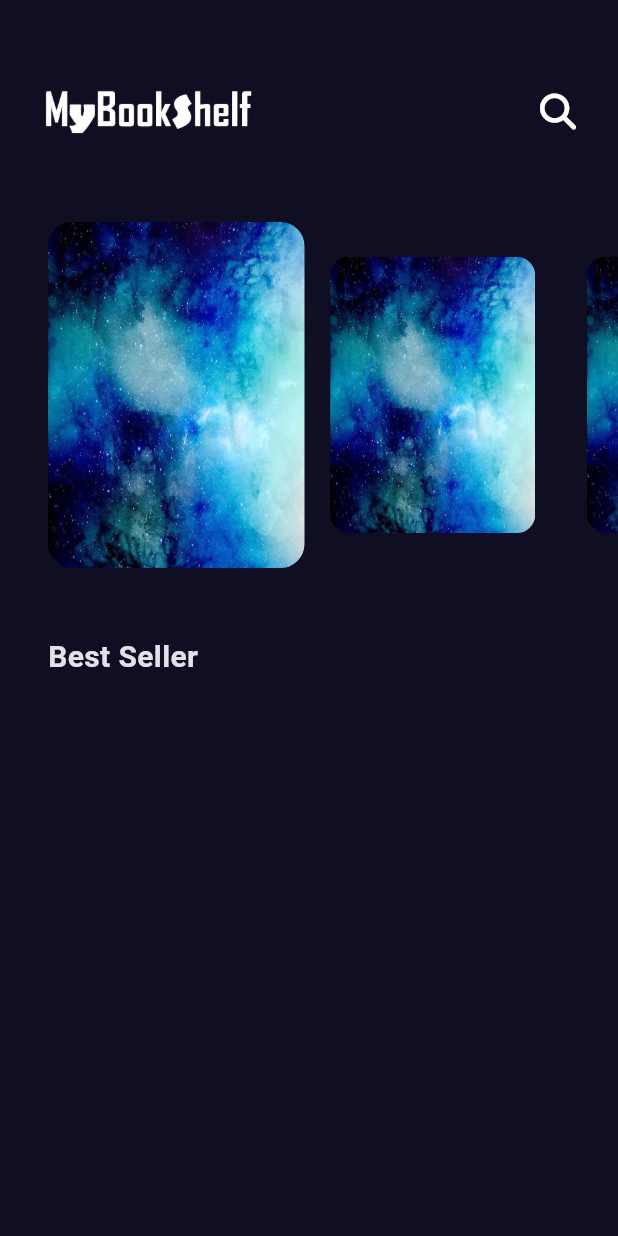
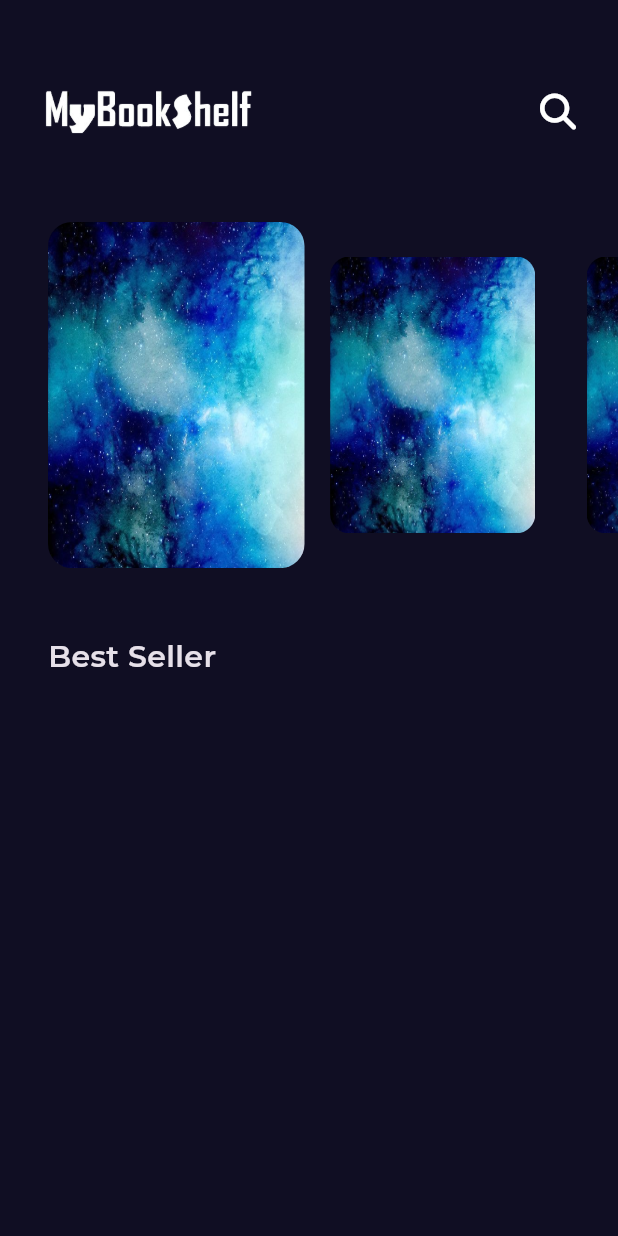
Before and after one commit to Salma-me/My_Book_Shelf, a Flutter app: the screen it shows after launch, on a phone screen of 412 x 824 dp. Run offline on Flutter 3.47's test engine with Material 3 defaults, Android fonts, the phone set to English and light mode, and no system bars; our stand-ins replace font_awesome_flutter, get, google_fonts.

Commit message:
Add Font Family to TextTheme

```diff
--- a/lib/main.dart
+++ b/lib/main.dart
@@ -1,5 +1,6 @@
 import 'package:flutter/material.dart';
 import 'package:get/get_navigation/src/root/get_material_app.dart';
+import 'package:google_fonts/google_fonts.dart';
 import 'package:my_book_shelf/Features/splash/presentation/views/splash_view.dart';
 import 'package:my_book_shelf/constants.dart';
 
@@ -14,9 +15,10 @@ class MyBookShelf extends StatelessWidget {
   Widget build(BuildContext context) {
     return GetMaterialApp(
       debugShowCheckedModeBanner: false,
-      theme: ThemeData(
-        brightness: Brightness.dark,
-      ).copyWith(scaffoldBackgroundColor: kPrimaryColor),
+      theme: ThemeData(brightness: Brightness.dark).copyWith(
+        scaffoldBackgroundColor: kPrimaryColor,
+        textTheme: GoogleFonts.montserratTextTheme(ThemeData.dark().textTheme),
+      ),
       home: const SplashView(),
     );
   }
--- a/pubspec.yaml
+++ b/pubspec.yaml
@@ -36,6 +36,7 @@ dependencies:
   cupertino_icons: ^1.0.8
   get: ^4.7.3
   font_awesome_flutter: ^10.12.0
+  google_fonts: ^6.3.3
 
 dev_dependencies:
   flutter_test:
```
Also changed, not shown: pubspec.lock, 1 other file.
